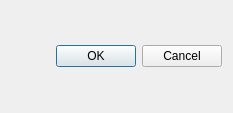
qcad/qcad, file scripts/Draw/DrawBasedOnRectangleDialog.ui: the form before one commit.
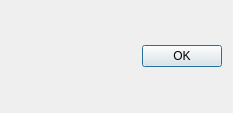
The form after the commit. Icons and pictures are not drawn.

Commit message: update dialog option for rectangle tools

The edit to the form file:
```diff
--- a/scripts/Draw/DrawBasedOnRectangleDialog.ui
+++ b/scripts/Draw/DrawBasedOnRectangleDialog.ui
@@ -30,7 +30,7 @@
       <enum>Qt::Horizontal</enum>
      </property>
      <property name="standardButtons">
-      <set>QDialogButtonBox::Cancel|QDialogButtonBox::Ok</set>
+      <set>QDialogButtonBox::Ok</set>
      </property>
     </widget>
    </item>
```
Left out of the diff: 6 changed lines with no effect on the pictures. The commit also changes 1 other file.
